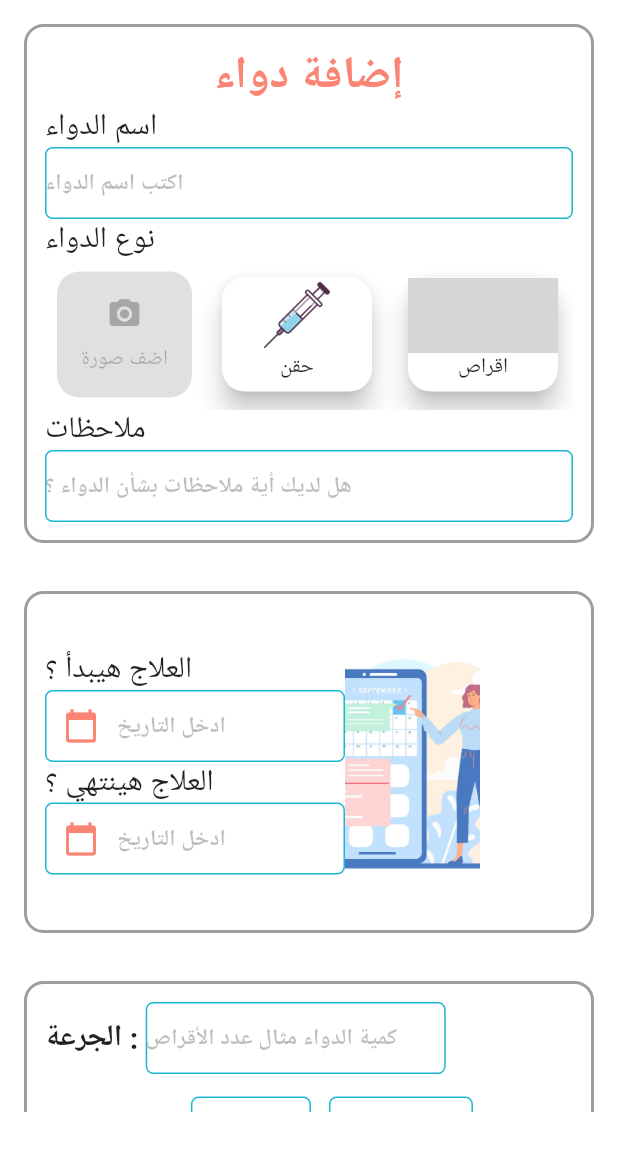
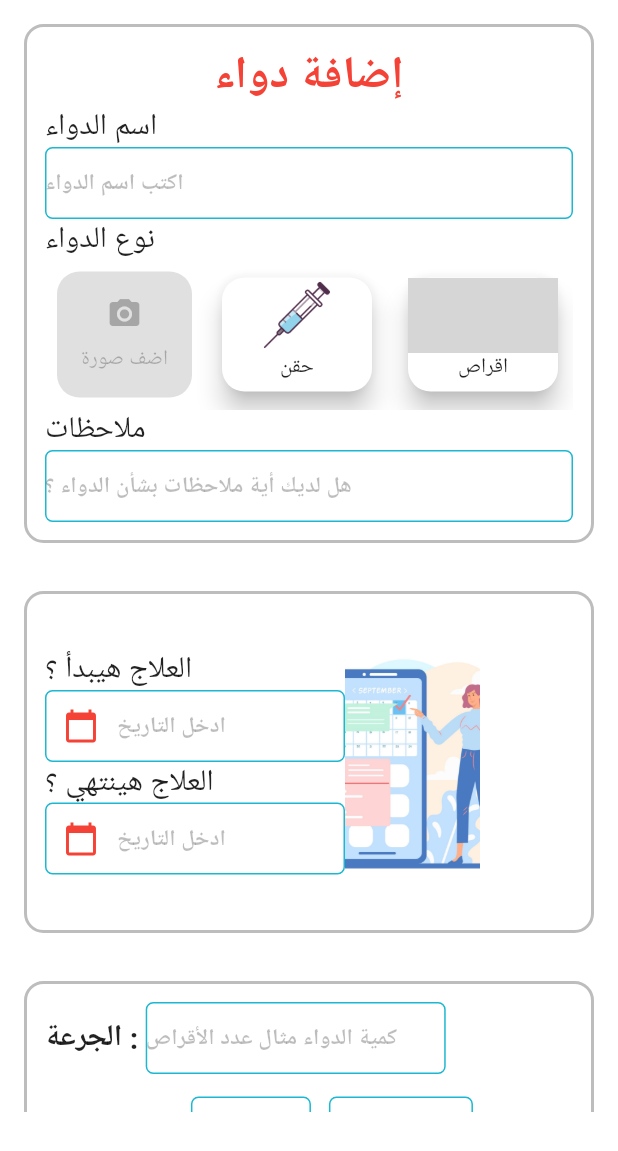
Before and after one commit to KHgamal/Medicine, a Flutter app: the AddMedicine screen opened directly, on a phone screen of 412 x 824 dp. Shown: the top 1151 px of the screen. Run offline on Flutter 3.47's test engine with Material 2 defaults, Android fonts, the phone set to English and light mode, and no system bars; our stand-ins replace flutter_slidable, smooth_page_indicator; missing offline and left inert: circular_bottom_navigation, weekday_scroller; grey boxes are pictures that could not be loaded.

Commit message:
splash & Refill_reminder

```diff
--- a/lib/constants.dart
+++ b/lib/constants.dart
@@ -1,6 +1,7 @@
 import 'package:flutter/material.dart';
 Color blueColor=const Color(0xff1cb7d1);
-Color redColor=const Color(0xfffb8574);
+Color redColor=  Colors.red;
+//Color(0xfffb8574)
 Color darkBlue=const Color(0xff3C4F76);
 Color lightBlack=const Color(0xff383F51);
 Color lightPurple=const Color(0xffDDDBF1);
--- a/lib/main.dart
+++ b/lib/main.dart
@@ -1,6 +1,7 @@
 import 'package:flutter/material.dart';
 import '../constants.dart';
 
+import 'pages/welcome_screen.dart';
 import 'widgets/circular_navigation_bar.dart';
 
 void main() {
--- a/lib/pages/add_medicine.dart
+++ b/lib/pages/add_medicine.dart
@@ -20,6 +20,13 @@ class _AddMedicineState extends State<AddMedicine> {
   TextEditingController endDate=TextEditingController();
   TextEditingController num=TextEditingController();
   TextEditingController time=TextEditingController();
+  bool isSwitched = false;
+  void toggleSwitch(bool value) {
+    isSwitched==true?isSwitched=false:isSwitched=true;
+    setState(() {
+
+    });
+  }
 
   @override
   Widget build(BuildContext context) {
@@ -131,7 +138,55 @@ class _AddMedicineState extends State<AddMedicine> {
                           height:80,
                           child: MedicineMeal(),
                         ),
-                      ],
+                        Padding(
+                          padding: const EdgeInsets.only(bottom: 8.0),
+                          child: Row(
+                            children: [
+                              Text("ذكرني بشراء الدواء :",style: Theme.of(context).textTheme.titleLarge),
+                              Switch(
+                                value: isSwitched,
+                                onChanged:toggleSwitch,
+                                inactiveTrackColor:Colors.black38 ,
+                                activeTrackColor: Colors.green,
+                                activeColor: Colors.white,
+                                inactiveThumbColor:Colors.white ,
+                              ),
+                            ],
+                          ),
+                        ),
+                        isSwitched?
+                        SizedBox(
+                          width:300,
+                          child: Column(
+                           children: [
+                             Row(
+                               children: [
+                                 Text("العدد : ",style: Theme.of(context).textTheme.titleLarge),
+                                 SizedBox(
+                                   width:200,
+                                   child: CustomTextField(filteringTextInputFormatter: FilteringTextInputFormatter.allow(RegExp("[a-z A-Z 0-9 \u0621-\u064A0-9 ]")),
+                                     keyboardType:TextInputType.text,hintText:" عدد الأقراص في العلبة", controller: time, readOnly: false,
+                                   ),
+                                 ),
+
+                               ],
+                             ),
+                             SizedBox(
+                               height:15 ,
+                             ),
+                             Row(
+                               children: [
+                                 Text("ذكرني قبل : ",style: Theme.of(context).textTheme.titleLarge),
+                                 SizedBox(
+                                   height: 50,
+                                     width:100,
+                                     child: const DropDown(initialText:'يومين', list: ["يوم","يومين","٣ أيام","٤ أيام","٥ أيام","٦ أيام","أسبوع"],))
+                               ],
+                             ),
+                           ],
+                          ),
+                        ): SizedBox()
+                      ]
                     )),
 
               ],
--- a/lib/widgets/add_medicine_container.dart
+++ b/lib/widgets/add_medicine_container.dart
@@ -10,7 +10,7 @@ final Widget child;
       padding: const EdgeInsets.all(12.0),
       decoration: BoxDecoration(
         color: Colors.white,
-        border: Border.all(color:Colors.black38, width: 2),
+        border: Border.all(color:Colors.black26, width: 2),
         borderRadius:const BorderRadius.all(Radius.circular(13)),
       ),
       child:child,
```
Also changed, not shown: lib/pages/welcome_screen.dart (+14 -39 lines).
